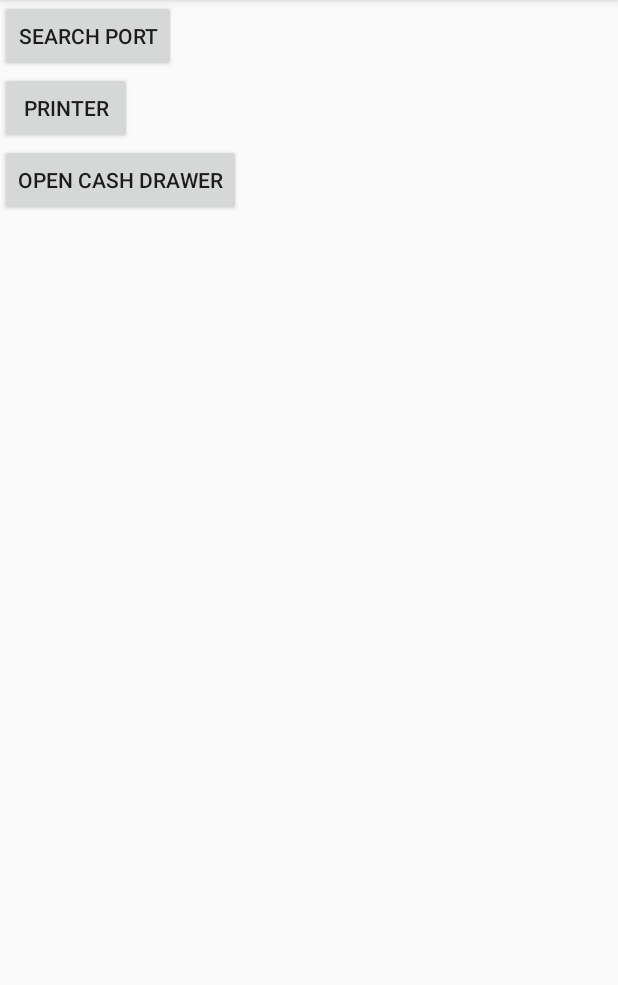
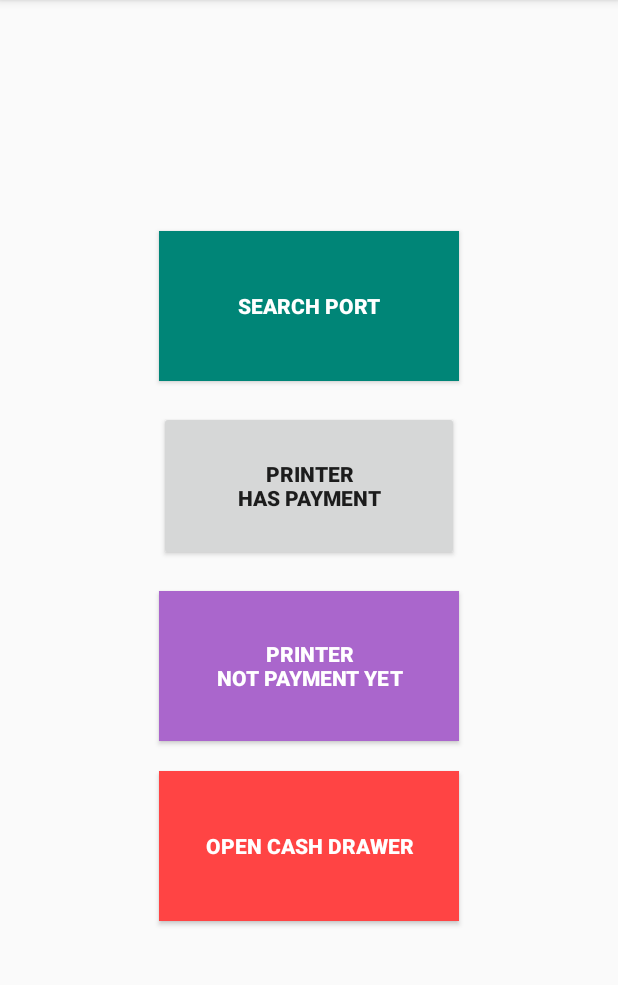
Before and after one commit to ThuanPx/StarPRNTExample, an Android app: the screen it shows after launch (MainActivity), on a phone screen of 412 x 824 dp, the part 84-1069 px from its top. Run offline under Robolectric (Android 15) with nearby library versions, the phone set to English and light mode, and no system bars; libraries missing offline, so code that uses them is left out: com.crashlytics.android, io.fabric.sdk; pictures from the network do not load; 1 statement that could not run was skipped.

Commit message:
Created bitmap to make printer print the receipt like our specs

```diff
--- a/app/src/main/java/com/example/demostarprnt/ILocalizeReceipts.java
+++ b/app/src/main/java/com/example/demostarprnt/ILocalizeReceipts.java
@@ -1,5 +1,6 @@
 package com.example.demostarprnt;
 
+import android.content.Context;
 import android.content.res.Resources;
 import android.graphics.Bitmap;
 import android.graphics.Canvas;
@@ -25,10 +26,10 @@ public abstract class ILocalizeReceipts {
     private String mScalePaperSizeStr;
     protected CharacterCode mCharacterCode;
 
-    public static ILocalizeReceipts createLocalizeReceipts(int language, int paperSize) {
+    public static ILocalizeReceipts createLocalizeReceipts(Context context, int language, int paperSize, boolean hasPayment) {
         ILocalizeReceipts localizeReceipts;
 
-        localizeReceipts = new JapaneseReceiptsImpl();
+        localizeReceipts = new JapaneseReceiptsImpl(context, hasPayment);
 
         switch (paperSize) {
             case PAPER_SIZE_TWO_INCH:
--- a/app/src/main/java/com/example/demostarprnt/SearchPortActivity.kt
+++ b/app/src/main/java/com/example/demostarprnt/SearchPortActivity.kt
@@ -80,7 +80,7 @@ class SearchPortActivity : AppCompatActivity() {
 
         btSearchPort.setOnClickListener {
             loading.visibility = View.VISIBLE
-            SearchTask(this).execute(Constants.IF_TYPE_USB)
+            SearchTask(this).execute(Constants.IF_TYPE_ETHERNET)
         }
 
         btSearchPortBLE.setOnClickListener {
--- a/app/src/main/res/layout/activity_main.xml
+++ b/app/src/main/res/layout/activity_main.xml
@@ -1,28 +1,54 @@
 <?xml version="1.0" encoding="utf-8"?>
 <LinearLayout xmlns:android="http://schemas.android.com/apk/res/android"
-    xmlns:app="http://schemas.android.com/apk/res-auto"
-    xmlns:tools="http://schemas.android.com/tools"
               android:layout_width="match_parent"
               android:layout_height="match_parent"
               android:orientation="vertical"
+              android:gravity="center"
 >
 
     <Button
             android:id="@+id/btSearchPort"
             android:layout_width="wrap_content"
             android:layout_height="wrap_content"
-        android:text="Search Port" />
+            android:minWidth="200dp"
+            android:textColor="@android:color/white"
+            android:minHeight="100dp"
+            android:textStyle="bold"
+            android:background="@color/colorPrimary"
+            android:text="Search Port"/>
 
     <Button
             android:id="@+id/btPrinter"
+            android:minHeight="100dp"
+            android:minWidth="200dp"
+            android:layout_marginTop="20dp"
             android:layout_width="wrap_content"
+            android:textStyle="bold"
             android:layout_height="wrap_content"
-        android:text="Printer" />
+            android:text="Printer\nHas Payment"/>
+
+    <Button
+            android:id="@+id/btPrinterNotPayYet"
+            android:minHeight="100dp"
+            android:minWidth="200dp"
+            android:layout_marginTop="20dp"
+            android:background="@android:color/holo_purple"
+            android:layout_marginBottom="20dp"
+            android:layout_width="wrap_content"
+            android:textColor="@color/white"
+            android:textStyle="bold"
+            android:layout_height="wrap_content"
+            android:text="Printer\nNot Payment Yet"/>
 
     <Button
             android:id="@+id/btOpenCashDrawer"
             android:text="Open Cash Drawer"
+            android:minWidth="200dp"
+            android:background="@android:color/holo_red_light"
+            android:minHeight="100dp"
+            android:textStyle="bold"
+            android:textColor="@android:color/white"
             android:layout_width="wrap_content"
-        android:layout_height="wrap_content" />
+            android:layout_height="wrap_content"/>
 
 </LinearLayout>
--- a/app/src/main/res/values/colors.xml
+++ b/app/src/main/res/values/colors.xml
@@ -3,4 +3,6 @@
     <color name="colorPrimary">#008577</color>
     <color name="colorPrimaryDark">#00574B</color>
     <color name="colorAccent">#D81B60</color>
+    <color name="white">@android:color/white</color>
+    <color name="black">@android:color/black</color>
 </resources>
```
Also changed, not shown: app/src/main/java/com/example/demostarprnt/JapaneseReceiptsImpl.java (+78 -62 lines), app/src/main/java/com/example/demostarprnt/MainActivity.kt (+20 -17 lines), app/src/main/res/layout/item_header.xml (added, +23 -0 lines), app/src/main/res/layout/item_header_white.xml (added, +23 -0 lines), app/src/main/res/drawable/qrcode_example.png (added). Lines whose indentation alone changed are shown as unchanged.
